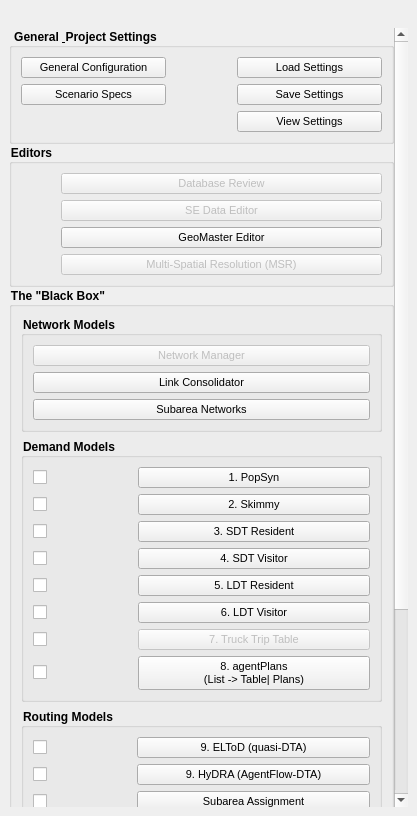
This is tsm_panel_add_more2_v6.ui in TSMv6/tsm_panel as Qt 5 draws it before an edit. The edited form follows.
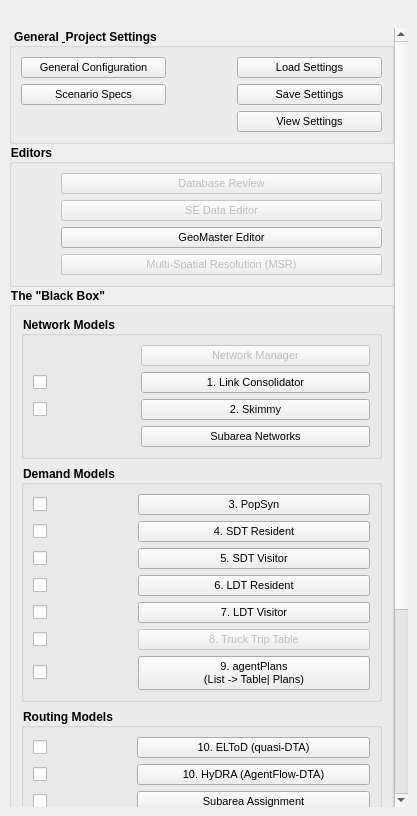
This is the edited form. Icons and pictures are not drawn. Custom widgets are drawn as their Qt base class.

Commit message:
Panel: add Link Consolidator as a checkable step, move Skimmy up, renumber
Link Consolidator (1) and Skimmy (2) now live under Network Models with
checkboxes and join the "Check Full Run" set; the demand models renumber to
3..9 and the two routing engines (ELToD/HyDRA) become step 10. Wires
checkBox_Many2One into run_all_tools and the per-step status labels.

Diff of the .ui file:
```diff
--- a/tsm_panel_add_more2_v6.ui
+++ b/tsm_panel_add_more2_v6.ui
@@ -345,7 +345,7 @@
                        <bool>false</bool>
                       </property>
                       <layout class="QGridLayout" name="gridLayout_12">
-                       <item row="0" column="0" colspan="2">
+                       <item row="0" column="2" colspan="3">
                         <widget class="QPushButton" name="pushButton_78">
                          <property name="enabled">
                           <bool>false</bool>
@@ -363,7 +363,27 @@
                          </property>
                         </widget>
                        </item>
-                       <item row="1" column="0" colspan="2">
+                       <item row="1" column="0">
+                        <widget class="QCheckBox" name="checkBox_Many2One">
+                         <property name="maximumSize">
+                          <size>
+                           <width>20</width>
+                           <height>20</height>
+                          </size>
+                         </property>
+                         <property name="text">
+                          <string/>
+                         </property>
+                        </widget>
+                       </item>
+                       <item row="1" column="1">
+                        <widget class="QLabel" name="label_Many2One">
+                         <property name="text">
+                          <string/>
+                         </property>
+                        </widget>
+                       </item>
+                       <item row="1" column="2" colspan="3">
                         <widget class="QPushButton" name="run_Many2One">
                          <property name="enabled">
                           <bool>true</bool>
@@ -377,11 +397,49 @@
                           </font>
                          </property>
                          <property name="text">
-                          <string>Link Consolidator</string>
+                          <string>1. Link Consolidator</string>
                          </property>
                         </widget>
                        </item>
-                       <item row="2" column="0" colspan="2">
+                       <item row="2" column="0">
+                        <widget class="QCheckBox" name="checkBox_Skimmy">
+                         <property name="maximumSize">
+                          <size>
+                           <width>20</width>
+                           <height>20</height>
+                          </size>
+                         </property>
+                         <property name="text">
+                          <string/>
+                         </property>
+                        </widget>
+                       </item>
+                       <item row="2" column="1">
+                        <widget class="QLabel" name="label_Skimmy">
+                         <property name="text">
+                          <string/>
+                         </property>
+                        </widget>
+                       </item>
+                       <item row="2" column="2" colspan="3">
+                        <widget class="QPushButton" name="run_Skimmy">
+                         <property name="font">
+                          <font>
+                           <family>MS Shell Dlg 2</family>
+                           <pointsize>8</pointsize>
+                           <weight>50</weight>
+                           <bold>false</bold>
+                          </font>
+                         </property>
+                         <property name="autoFillBackground">
+                          <bool>false</bool>
+                         </property>
+                         <property name="text">
+                          <string>2. Skimmy</string>
+                         </property>
+                        </widget>
+                       </item>
+                       <item row="3" column="2" colspan="3">
                         <widget class="QPushButton" name="pushButton">
                          <property name="font">
                           <font>
@@ -417,13 +475,6 @@
                        <string>Demand Models</string>
                       </property>
                       <layout class="QGridLayout" name="gridLayout_13">
-                       <item row="4" column="1">
-                        <widget class="QLabel" name="label_Skimmy">
-                         <property name="text">
-                          <string/>
-                         </property>
-                        </widget>
-                       </item>
                        <item row="6" column="0">
                         <widget class="QCheckBox" name="checkBox_SDTVis">
                          <property name="text">
@@ -459,32 +510,7 @@
                           <bool>false</bool>
                          </property>
                          <property name="text">
-                          <string>1. PopSyn</string>
-                         </property>
-                        </widget>
-                       </item>
-                       <item row="4" column="2" colspan="3">
-                        <widget class="QPushButton" name="run_Skimmy">
-                         <property name="font">
-                          <font>
-                           <family>MS Shell Dlg 2</family>
-                           <pointsize>8</pointsize>
-                           <weight>50</weight>
-                           <bold>false</bold>
-                          </font>
-                         </property>
-                         <property name="autoFillBackground">
-                          <bool>false</bool>
-                         </property>
-                         <property name="text">
-                          <string>2. Skimmy</string>
-                         </property>
-                        </widget>
-                       </item>
-                       <item row="4" column="0">
-                        <widget class="QCheckBox" name="checkBox_Skimmy">
-                         <property name="text">
-                          <string/>
+                          <string>3. PopSyn</string>
                          </property>
                         </widget>
                        </item>
@@ -523,7 +549,7 @@
                           <bool>false</bool>
                          </property>
                          <property name="text">
-                          <string>3. SDT Resident</string>
+                          <string>4. SDT Resident</string>
                          </property>
                         </widget>
                        </item>
@@ -575,7 +601,7 @@
                           <bool>false</bool>
                          </property>
                          <property name="text">
-                          <string>4. SDT Visitor</string>
+                          <string>5. SDT Visitor</string>
                          </property>
                         </widget>
                        </item>
@@ -600,7 +626,7 @@
                           <bool>false</bool>
                          </property>
                          <property name="text">
-                          <string>5. LDT Resident</string>
+                          <string>6. LDT Resident</string>
                          </property>
                         </widget>
                        </item>
@@ -625,7 +651,7 @@
                           <bool>false</bool>
                          </property>
                          <property name="text">
-                          <string>6. LDT Visitor</string>
+                          <string>7. LDT Visitor</string>
                          </property>
                         </widget>
                        </item>
@@ -653,7 +679,7 @@
                           <bool>false</bool>
                          </property>
                          <property name="text">
-                          <string>7. Truck Trip Table</string>
+                          <string>8. Truck Trip Table</string>
                          </property>
                         </widget>
                        </item>
@@ -678,7 +704,7 @@
                           <bool>false</bool>
                          </property>
                          <property name="text">
-                          <string>8. agentPlans
+                          <string>9. agentPlans
 (List -&gt; Table| Plans)</string>
                          </property>
                         </widget>
@@ -752,7 +778,7 @@
                         <bool>false</bool>
                        </property>
                        <property name="text">
-                        <string>9. ELToD (quasi-DTA)</string>
+                        <string>10. ELToD (quasi-DTA)</string>
                        </property>
                       </widget>
                      </item>
@@ -849,7 +875,7 @@
                         </font>
                        </property>
                        <property name="text">
-                        <string>9. HyDRA (AgentFlow-DTA)</string>
+                        <string>10. HyDRA (AgentFlow-DTA)</string>
                        </property>
                       </widget>
                      </item>
```
The commit also changes 2 other files.
